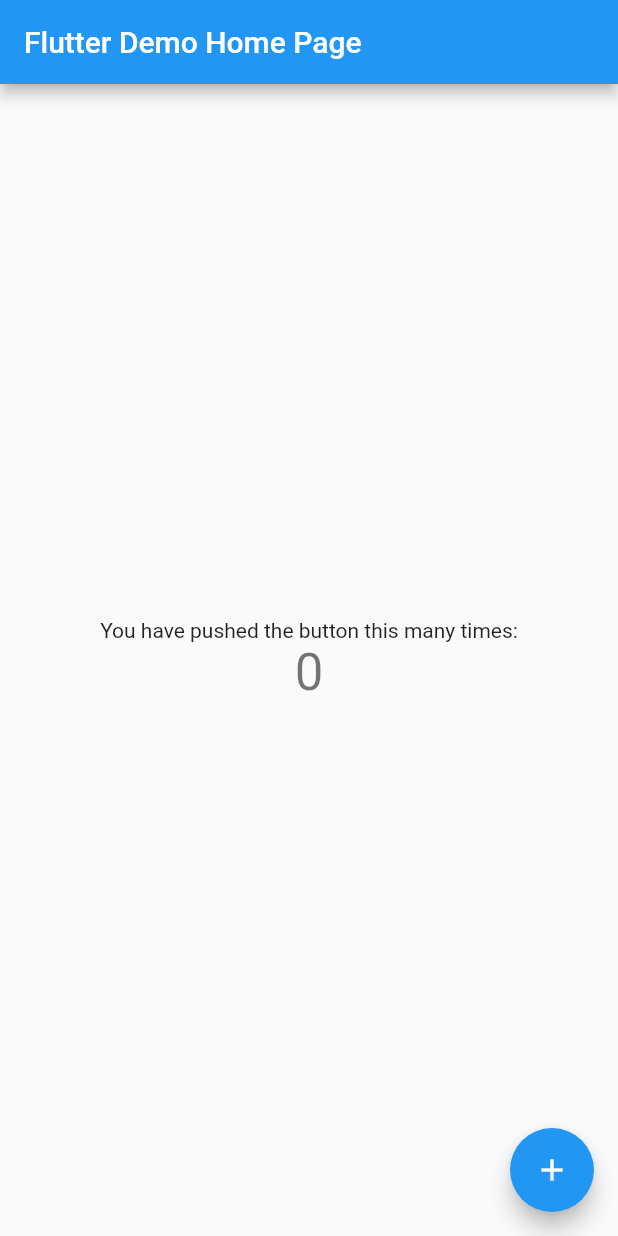
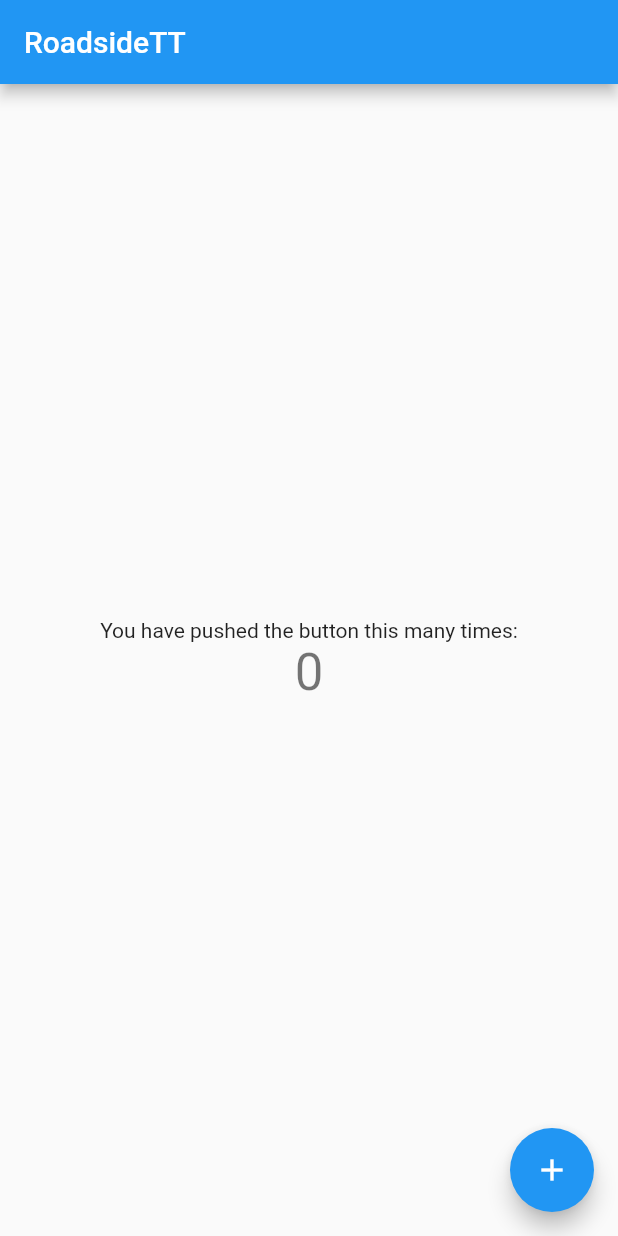
Before and after one commit to cfraser463/roadsidett, a Flutter app: the screen it shows after launch, on a phone screen of 412 x 824 dp. Run offline on Flutter 3.47's test engine with Material 2 defaults, Android fonts, the phone set to English and light mode, and no system bars.

Commit message:
First commit of the roadsidett app

```diff
--- a/lib/main.dart
+++ b/lib/main.dart
@@ -20,7 +20,7 @@ class MyApp extends StatelessWidget {
         // is not restarted.
         primarySwatch: Colors.blue,
       ),
-      home: MyHomePage(title: 'Flutter Demo Home Page'),
+      home: MyHomePage(title: 'RoadsideTT'),
     );
   }
 }
```
